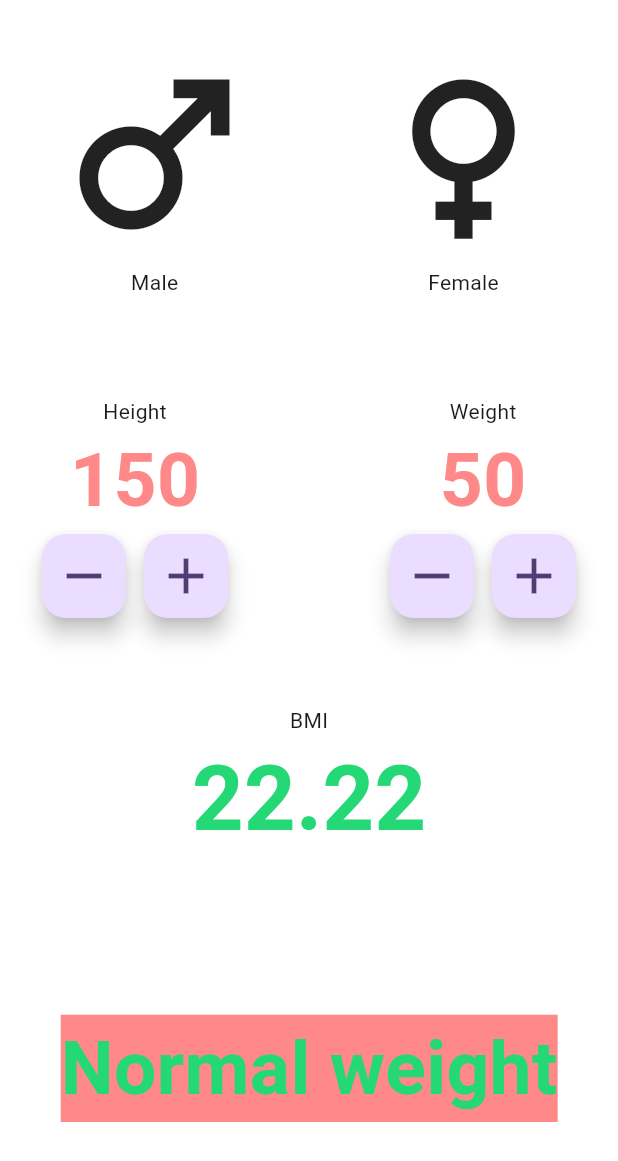
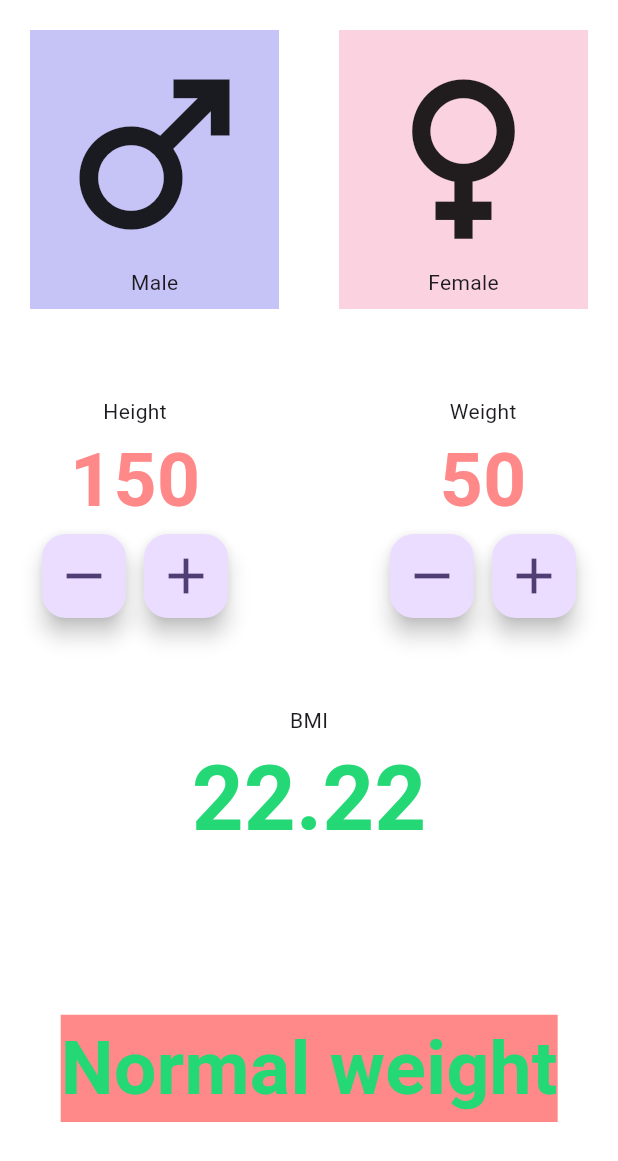
Before and after one commit to RavinduSperera/BMI_Calculator_Mobile_App, a Flutter app: the screen it shows after launch, on a phone screen of 412 x 824 dp. Shown: the top 1161 px of the screen. Run offline on Flutter 3.47's test engine with Material 3 defaults, Android fonts, the phone set to English and light mode, and no system bars.

Commit message:
adjested a color opacity

```diff
--- a/lib/main_page.dart
+++ b/lib/main_page.dart
@@ -25,7 +25,8 @@ class _MainPageState extends State<MainPage> {
             children: [
               Row(
                 children: [
-                  Padding(
+                  Container(
+                    color: Color.fromARGB(255, 110, 104, 234).withAlpha(100),
                     padding: const EdgeInsets.all(8.0),
                     child: Column(
                       children: [
@@ -39,7 +40,8 @@ class _MainPageState extends State<MainPage> {
                     ),
                   ),
                   const Spacer(), // separated the two columns
-                  Padding(
+                  Container(
+                    color: Color(0xFFF48FB1).withAlpha(100),
                     padding: const EdgeInsets.all(8.0),
                     child: Column(
                       children: [
```
